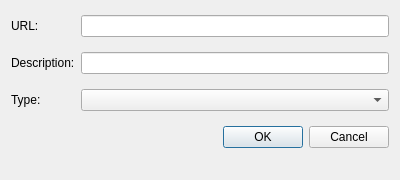
Above: TikTag/TikTagGui/urlDialog.ui from xsalon/TikTag-Music-Tagger before the change. Below: the same form after it.
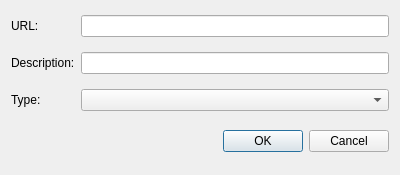
That is the form after the change.

```diff
--- a/TikTag/TikTagGui/urlDialog.ui
+++ b/TikTag/TikTagGui/urlDialog.ui
@@ -7,11 +7,23 @@
     <x>0</x>
     <y>0</y>
     <width>400</width>
-    <height>180</height>
+    <height>175</height>
    </rect>
   </property>
+  <property name="minimumSize">
+   <size>
+    <width>400</width>
+    <height>175</height>
+   </size>
+  </property>
+  <property name="maximumSize">
+   <size>
+    <width>400</width>
+    <height>175</height>
+   </size>
+  </property>
   <property name="windowTitle">
-   <string>Dialog</string>
+   <string>Open Image</string>
   </property>
   <property name="modal">
    <bool>true</bool>
@@ -50,8 +62,17 @@
      </property>
     </widget>
    </item>
-   <item row="4" column="0" colspan="2">
+   <item row="2" column="1">
+    <widget class="QComboBox" name="imgTypeComboBox"/>
+   </item>
+   <item row="3" column="1">
     <widget class="QDialogButtonBox" name="buttonBox">
+     <property name="minimumSize">
+      <size>
+       <width>0</width>
+       <height>30</height>
+      </size>
+     </property>
      <property name="orientation">
       <enum>Qt::Horizontal</enum>
      </property>
@@ -60,9 +81,6 @@
      </property>
     </widget>
    </item>
-   <item row="2" column="1">
-    <widget class="QComboBox" name="imgTypeComboBox"/>
-   </item>
   </layout>
  </widget>
  <resources/>
```
